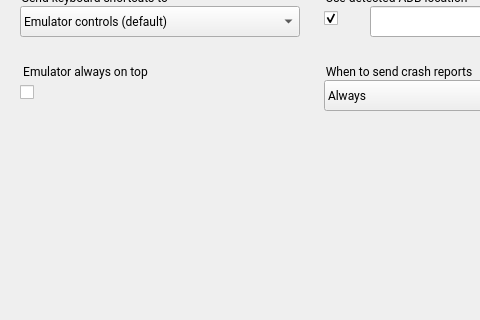
Before: the Qt Designer form android/android-emu/android/skin/qt/extended-pages/settings-page.ui in vicamo/libandroid-emugl, drawn with Qt 5; both pictures show x 0 to 480 and y 106 to 426 of the 622 by 580 pixel window.
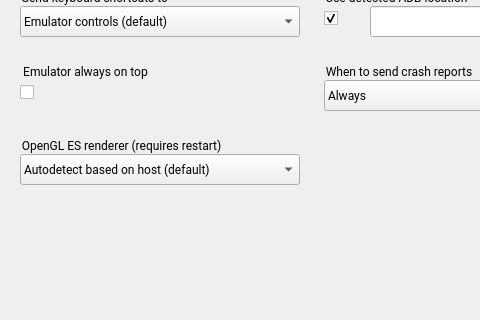
After: the same form once the commit is applied. Icons and pictures are not drawn.

Commit message: Interface to set GLES backend from UI

```diff
--- a/android/android-emu/android/skin/qt/extended-pages/settings-page.ui
+++ b/android/android-emu/android/skin/qt/extended-pages/settings-page.ui
@@ -416,6 +416,82 @@
     </property>
    </item>
   </widget>
+  <widget class="QGroupBox" name="set_glesBackendTitle">
+   <property name="geometry">
+    <rect>
+     <x>20</x>
+     <y>242</y>
+     <width>261</width>
+     <height>21</height>
+    </rect>
+   </property>
+   <property name="font">
+    <font>
+     <family>Roboto</family>
+    </font>
+   </property>
+   <property name="styleSheet">
+    <string notr="true">border: 0px;</string>
+   </property>
+   <property name="title">
+    <string>OpenGL ES renderer (requires restart)</string>
+   </property>
+   <property name="ColorGroup" stdset="0">
+    <string>Title</string>
+   </property>
+  </widget>
+  <widget class="QComboBox" name="set_glesBackendPrefComboBox">
+   <property name="geometry">
+    <rect>
+     <x>20</x>
+     <y>260</y>
+     <width>280</width>
+     <height>31</height>
+    </rect>
+   </property>
+   <property name="font">
+    <font>
+     <family>Roboto</family>
+    </font>
+   </property>
+   <property name="styleSheet">
+    <string notr="true">padding: 3px 3px 3px 3px;</string>
+   </property>
+   <property name="editable">
+    <bool>false</bool>
+   </property>
+   <property name="currentText">
+    <string>Autodetect based on host (default)</string>
+   </property>
+   <property name="report_metrics" stdset="0">
+    <bool>false</bool>
+   </property>
+   <item>
+    <property name="text">
+     <string>Autodetect based on host (default)</string>
+    </property>
+   </item>
+   <item>
+    <property name="text">
+     <string>ANGLE (D3D11)</string>
+    </property>
+   </item>
+   <item>
+    <property name="text">
+     <string>ANGLE (D3D9)</string>
+    </property>
+   </item>
+   <item>
+    <property name="text">
+     <string>SwiftShader</string>
+    </property>
+   </item>
+   <item>
+    <property name="text">
+     <string>Desktop native OpenGL</string>
+    </property>
+   </item>
+  </widget>
   <zorder>kbdShortcutsTitle</zorder>
   <zorder>set_crashReprotPrefTitle</zorder>
   <zorder>set_onTop</zorder>
```
Left out of the diff: 2 changed lines with no effect on the pictures. The commit also changes 14 other files.
